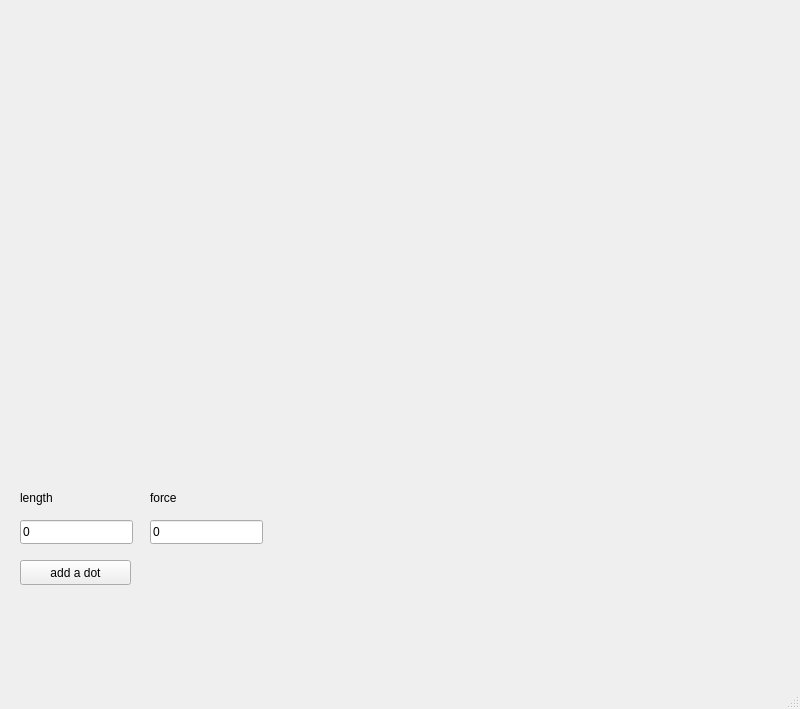
Qt form TensileTest/mainwindow.ui (ILIIH/stretching_machine) before a commit.
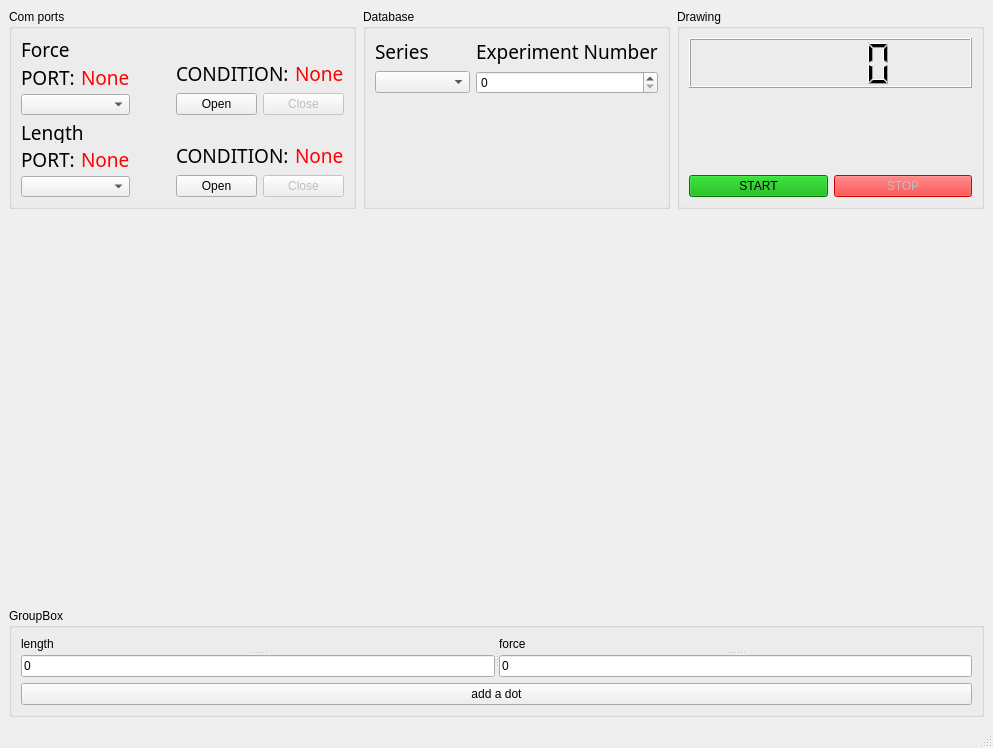
The same form after that commit. Custom widgets are drawn as their Qt base class.

Commit message: add com port

The edit to the form file:
```diff
--- a/TensileTest/mainwindow.ui
+++ b/TensileTest/mainwindow.ui
@@ -6,89 +6,576 @@
    <rect>
     <x>0</x>
     <y>0</y>
-    <width>800</width>
-    <height>709</height>
+    <width>993</width>
+    <height>748</height>
    </rect>
   </property>
   <property name="windowTitle">
    <string>MainWindow</string>
   </property>
   <widget class="QWidget" name="centralwidget">
-   <widget class="QCustomPlot" name="wGraphic" native="true">
-    <property name="geometry">
-     <rect>
-      <x>11</x>
-      <y>11</y>
-      <width>778</width>
-      <height>421</height>
-     </rect>
-    </property>
-   </widget>
-   <widget class="QLineEdit" name="length">
-    <property name="geometry">
-     <rect>
-      <x>20</x>
-      <y>520</y>
-      <width>113</width>
-      <height>24</height>
-     </rect>
-    </property>
-    <property name="text">
-     <string>0</string>
-    </property>
-   </widget>
-   <widget class="QPushButton" name="addDot">
-    <property name="geometry">
-     <rect>
-      <x>20</x>
-      <y>560</y>
-      <width>111</width>
-      <height>25</height>
-     </rect>
-    </property>
-    <property name="text">
-     <string>add a dot</string>
-    </property>
-   </widget>
-   <widget class="QLineEdit" name="force">
-    <property name="geometry">
-     <rect>
-      <x>150</x>
-      <y>520</y>
-      <width>113</width>
-      <height>24</height>
-     </rect>
-    </property>
-    <property name="text">
-     <string>0</string>
-    </property>
-   </widget>
-   <widget class="QLabel" name="label">
-    <property name="geometry">
-     <rect>
-      <x>20</x>
-      <y>490</y>
-      <width>56</width>
-      <height>16</height>
-     </rect>
-    </property>
-    <property name="text">
-     <string>length</string>
-    </property>
-   </widget>
-   <widget class="QLabel" name="label_2">
-    <property name="geometry">
-     <rect>
-      <x>150</x>
-      <y>490</y>
-      <width>56</width>
-      <height>16</height>
-     </rect>
-    </property>
-    <property name="text">
-     <string>force</string>
-    </property>
-   </widget>
+   <layout class="QVBoxLayout" name="verticalLayout_11">
+    <item>
+     <layout class="QVBoxLayout" name="verticalLayout_10">
+      <property name="sizeConstraint">
+       <enum>QLayout::SetDefaultConstraint</enum>
+      </property>
+      <item>
+       <layout class="QHBoxLayout" name="horizontalLayout_14">
+        <property name="spacing">
+         <number>7</number>
+        </property>
+        <property name="sizeConstraint">
+         <enum>QLayout::SetDefaultConstraint</enum>
+        </property>
+        <property name="bottomMargin">
+         <number>20</number>
+        </property>
+        <item>
+         <widget class="QGroupBox" name="groupBox">
+          <property name="maximumSize">
+           <size>
+            <width>16777215</width>
+            <height>200</height>
+           </size>
+          </property>
+          <property name="title">
+           <string>Com ports</string>
+          </property>
+          <layout class="QHBoxLayout" name="horizontalLayout_11">
+           <item>
+            <layout class="QVBoxLayout" name="verticalLayout_5">
+             <item>
+              <layout class="QHBoxLayout" name="horizontalLayout_4">
+               <property name="sizeConstraint">
+                <enum>QLayout::SetDefaultConstraint</enum>
+               </property>
+               <item>
+                <layout class="QVBoxLayout" name="verticalLayout">
+                 <item>
+                  <widget class="QLabel" name="taskForce">
+                   <property name="font">
+                    <font>
+                     <family>Agency FB</family>
+                     <pointsize>14</pointsize>
+                    </font>
+                   </property>
+                   <property name="text">
+                    <string>Force</string>
+                   </property>
+                  </widget>
+                 </item>
+                 <item>
+                  <layout class="QHBoxLayout" name="horizontalLayout">
+                   <item>
+                    <widget class="QLabel" name="portForce">
+                     <property name="font">
+                      <font>
+                       <family>Agency FB</family>
+                       <pointsize>14</pointsize>
+                      </font>
+                     </property>
+                     <property name="text">
+                      <string>PORT:</string>
+                     </property>
+                    </widget>
+                   </item>
+                   <item>
+                    <widget class="QLabel" name="labelPortForce">
+                     <property name="font">
+                      <font>
+                       <family>Agency FB</family>
+                       <pointsize>14</pointsize>
+                      </font>
+                     </property>
+                     <property name="styleSheet">
+                      <string notr="true">color: rgb(255, 0, 0);</string>
+                     </property>
+                     <property name="text">
+                      <string>None</string>
+                     </property>
+                    </widget>
+                   </item>
+                  </layout>
+                 </item>
+                 <item>
+                  <widget class="QComboBox" name="comLForce"/>
+                 </item>
+                </layout>
+               </item>
+               <item>
+                <spacer name="horizontalSpacer">
+                 <property name="orientation">
+                  <enum>Qt::Horizontal</enum>
+                 </property>
+                 <property name="sizeType">
+                  <enum>QSizePolicy::Maximum</enum>
+                 </property>
+                 <property name="sizeHint" stdset="0">
+                  <size>
+                   <width>40</width>
+                   <height>20</height>
+                  </size>
+                 </property>
+                </spacer>
+               </item>
+               <item>
+                <layout class="QVBoxLayout" name="verticalLayout_2">
+                 <item>
+                  <spacer name="verticalSpacer">
+                   <property name="orientation">
+                    <enum>Qt::Vertical</enum>
+                   </property>
+                   <property name="sizeType">
+                    <enum>QSizePolicy::Maximum</enum>
+                   </property>
+                   <property name="sizeHint" stdset="0">
+                    <size>
+                     <width>20</width>
+                     <height>40</height>
+                    </size>
+                   </property>
+                  </spacer>
+                 </item>
+                 <item>
+                  <layout class="QHBoxLayout" name="horizontalLayout_2">
+                   <item>
+                    <widget class="QLabel" name="conditionForce">
+                     <property name="font">
+                      <font>
+                       <family>Agency FB</family>
+                       <pointsize>14</pointsize>
+                      </font>
+                     </property>
+                     <property name="text">
+                      <string>CONDITION:</string>
+                     </property>
+                    </widget>
+                   </item>
+                   <item>
+                    <widget class="QLabel" name="labelConditionForce">
+                     <property name="font">
+                      <font>
+                       <family>Agency FB</family>
+                       <pointsize>14</pointsize>
+                      </font>
+                     </property>
+                     <property name="styleSheet">
+                      <string notr="true">color: rgb(255, 0, 0);</string>
+                     </property>
+                     <property name="text">
+                      <string>None</string>
+                     </property>
+                    </widget>
+                   </item>
+                  </layout>
+                 </item>
+                 <item>
+                  <layout class="QHBoxLayout" name="horizontalLayout_3">
+                   <item>
+                    <widget class="QPushButton" name="openBForce">
+                     <property name="text">
+                      <string>Open</string>
+                     </property>
+                    </widget>
+                   </item>
+                   <item>
+                    <widget class="QPushButton" name="closeBForce">
+                     <property name="enabled">
+                      <bool>false</bool>
+                     </property>
+                     <property name="text">
+                      <string>Close</string>
+                     </property>
+                    </widget>
+                   </item>
+                  </layout>
+                 </item>
+                </layout>
+               </item>
+              </layout>
+             </item>
+             <item>
+              <layout class="QHBoxLayout" name="horizontalLayout_8">
+               <item>
+                <layout class="QVBoxLayout" name="verticalLayout_3">
+                 <item>
+                  <widget class="QLabel" name="taskLength">
+                   <property name="font">
+                    <font>
+                     <family>Agency FB</family>
+                     <pointsize>14</pointsize>
+                    </font>
+                   </property>
+                   <property name="text">
+                    <string>Length</string>
+                   </property>
+                  </widget>
+                 </item>
+                 <item>
+                  <layout class="QHBoxLayout" name="horizontalLayout_5">
+                   <item>
+                    <widget class="QLabel" name="portLength">
+                     <property name="font">
+                      <font>
+                       <family>Agency FB</family>
+                       <pointsize>14</pointsize>
+                      </font>
+                     </property>
+                     <property name="text">
+                      <string>PORT:</string>
+                     </property>
+                    </widget>
+                   </item>
+                   <item>
+                    <widget class="QLabel" name="labelPortLength">
+                     <property name="font">
+                      <font>
+                       <family>Agency FB</family>
+                       <pointsize>14</pointsize>
+                      </font>
+                     </property>
+                     <property name="styleSheet">
+                      <string notr="true">color: rgb(255, 0, 0);</string>
+                     </property>
+                     <property name="text">
+                      <string>None</string>
+                     </property>
+                    </widget>
+                   </item>
+                  </layout>
+                 </item>
+                 <item>
+                  <widget class="QComboBox" name="comLLength"/>
+                 </item>
+                </layout>
+               </item>
+               <item>
+                <spacer name="horizontalSpacer_2">
+                 <property name="orientation">
+                  <enum>Qt::Horizontal</enum>
+                 </property>
+                 <property name="sizeType">
+                  <enum>QSizePolicy::Maximum</enum>
+                 </property>
+                 <property name="sizeHint" stdset="0">
+                  <size>
+                   <width>40</width>
+                   <height>20</height>
+                  </size>
+                 </property>
+                </spacer>
+               </item>
+               <item>
+                <layout class="QVBoxLayout" name="verticalLayout_4">
+                 <item>
+                  <spacer name="verticalSpacer_2">
+                   <property name="orientation">
+                    <enum>Qt::Vertical</enum>
+                   </property>
+                   <property name="sizeType">
+                    <enum>QSizePolicy::Maximum</enum>
+                   </property>
+                   <property name="sizeHint" stdset="0">
+                    <size>
+                     <width>20</width>
+                     <height>40</height>
+                    </size>
+                   </property>
+                  </spacer>
+                 </item>
+                 <item>
+                  <layout class="QHBoxLayout" name="horizontalLayout_6">
+                   <item>
+                    <widget class="QLabel" name="conditionLength">
+                     <property name="font">
+                      <font>
+                       <family>Agency FB</family>
+                       <pointsize>14</pointsize>
+                      </font>
+                     </property>
+                     <property name="text">
+                      <string>CONDITION:</string>
+                     </property>
+                    </widget>
+                   </item>
+                   <item>
+                    <widget class="QLabel" name="labelConditionLength">
+                     <property name="font">
+                      <font>
+                       <family>Agency FB</family>
+                       <pointsize>14</pointsize>
+                      </font>
+                     </property>
+                     <property name="styleSheet">
+                      <string notr="true">color: rgb(255, 0, 0);</string>
+                     </property>
+                     <property name="text">
+                      <string>None</string>
+                     </property>
+                    </widget>
+                   </item>
+                  </layout>
+                 </item>
+                 <item>
+                  <layout class="QHBoxLayout" name="horizontalLayout_7">
+                   <item>
+                    <widget class="QPushButton" name="openBLength">
+                     <property name="text">
+                      <string>Open</string>
+                     </property>
+                    </widget>
+                   </item>
+                   <item>
+                    <widget class="QPushButton" name="closeBLength">
+                     <property name="enabled">
+                      <bool>false</bool>
+                     </property>
+                     <property name="text">
+                      <string>Close</string>
+                     </property>
+                    </widget>
+                   </item>
+                  </layout>
+                 </item>
+                </layout>
+               </item>
+              </layout>
+             </item>
+            </layout>
+           </item>
+          </layout>
+         </widget>
+        </item>
+        <item>
+         <widget class="QGroupBox" name="groupBox_2">
+          <property name="maximumSize">
+           <size>
+            <width>16777215</width>
+            <height>200</height>
+           </size>
+          </property>
+          <property name="title">
+           <string>Database</string>
+          </property>
+          <layout class="QHBoxLayout" name="horizontalLayout_13">
+           <item>
+            <layout class="QHBoxLayout" name="horizontalLayout_12">
+             <item>
+              <layout class="QVBoxLayout" name="verticalLayout_6">
+               <item>
+                <widget class="QLabel" name="labelSet">
+                 <property name="font">
+                  <font>
+                   <family>Agency FB</family>
+                   <pointsize>14</pointsize>
+                  </font>
+                 </property>
+                 <property name="text">
+                  <string>Series</string>
+                 </property>
+                </widget>
+               </item>
+               <item>
+                <widget class="QComboBox" name="comSet"/>
+               </item>
+               <item>
+                <spacer name="verticalSpacer_4">
+                 <property name="orientation">
+                  <enum>Qt::Vertical</enum>
+                 </property>
+                 <property name="sizeHint" stdset="0">
+                  <size>
+                   <width>20</width>
+                   <height>40</height>
+                  </size>
+                 </property>
+                </spacer>
+               </item>
+              </layout>
+             </item>
+             <item>
+              <layout class="QVBoxLayout" name="verticalLayout_7">
+               <item>
+                <widget class="QLabel" name="labelSet_2">
+                 <property name="font">
+                  <font>
+                   <family>Agency FB</family>
+                   <pointsize>14</pointsize>
+                  </font>
+                 </property>
+                 <property name="text">
+                  <string>Experiment Number</string>
+                 </property>
+                </widget>
+               </item>
+               <item>
+                <widget class="QSpinBox" name="spinBox"/>
+               </item>
+               <item>
+                <spacer name="verticalSpacer_5">
+                 <property name="orientation">
+                  <enum>Qt::Vertical</enum>
+                 </property>
+                 <property name="sizeHint" stdset="0">
+                  <size>
+                   <width>20</width>
+                   <height>40</height>
+                  </size>
+                 </property>
+                </spacer>
+               </item>
+              </layout>
+             </item>
+            </layout>
+           </item>
+          </layout>
+         </widget>
+        </item>
+        <item>
+         <widget class="QGroupBox" name="groupBox_3">
+          <property name="maximumSize">
+           <size>
+            <width>16777215</width>
+            <height>200</height>
+           </size>
+          </property>
+          <property name="title">
+           <string>Drawing</string>
+          </property>
+          <layout class="QHBoxLayout" name="horizontalLayout_10">
+           <item>
+            <layout class="QVBoxLayout" name="verticalLayout_8">
+             <item>
+              <widget class="QLCDNumber" name="lcdN">
+               <property name="minimumSize">
+                <size>
+                 <width>0</width>
+                 <height>50</height>
+                </size>
+               </property>
+              </widget>
+             </item>
+             <item>
+              <spacer name="verticalSpacer_3">
+               <property name="orientation">
+                <enum>Qt::Vertical</enum>
+               </property>
+               <property name="sizeType">
+                <enum>QSizePolicy::Maximum</enum>
+               </property>
+               <property name="sizeHint" stdset="0">
+                <size>
+                 <width>20</width>
+                 <height>110</height>
+                </size>
+               </property>
+              </spacer>
+             </item>
+             <item>
+              <layout class="QHBoxLayout" name="horizontalLayout_9">
+               <item>
+                <widget class="QPushButton" name="drawB">
+                 <property name="styleSheet">
+                  <string notr="true">background-color: rgb(0, 170, 0);</string>
+                 </property>
+                 <property name="text">
+                  <string>START</string>
+                 </property>
+                </widget>
+               </item>
+               <item>
+                <widget class="QPushButton" name="stopDB">
+                 <property name="enabled">
+                  <bool>false</bool>
+                 </property>
+                 <property name="styleSheet">
+                  <string notr="true">background-color: rgb(255, 0, 0);</string>
+                 </property>
+                 <property name="text">
+                  <string>STOP</string>
+                 </property>
+                </widget>
+               </item>
+              </layout>
+             </item>
+            </layout>
+           </item>
+          </layout>
+         </widget>
+        </item>
+       </layout>
+      </item>
+      <item>
+       <widget class="QCustomPlot" name="wGraphic" native="true">
+        <property name="minimumSize">
+         <size>
+          <width>0</width>
+          <height>240</height>
+         </size>
+        </property>
+       </widget>
+      </item>
+     </layout>
+    </item>
+    <item>
+     <widget class="QGroupBox" name="groupBox_4">
+      <property name="title">
+       <string>GroupBox</string>
+      </property>
+      <layout class="QHBoxLayout" name="horizontalLayout_15">
+       <item>
+        <layout class="QVBoxLayout" name="verticalLayout_9">
+         <item>
+          <widget class="QSplitter" name="splitter_4">
+           <property name="orientation">
+            <enum>Qt::Horizontal</enum>
+           </property>
+           <widget class="QSplitter" name="splitter_2">
+            <property name="orientation">
+             <enum>Qt::Vertical</enum>
+            </property>
+            <widget class="QLabel" name="label">
+             <property name="text">
+              <string>length</string>
+             </property>
+            </widget>
+            <widget class="QLineEdit" name="length">
+             <property name="text">
+              <string>0</string>
+             </property>
+            </widget>
+           </widget>
+           <widget class="QSplitter" name="splitter_3">
+            <property name="orientation">
+             <enum>Qt::Vertical</enum>
+            </property>
+            <widget class="QLabel" name="label_2">
+             <property name="text">
+              <string>force</string>
+             </property>
+            </widget>
+            <widget class="QLineEdit" name="force">
+             <property name="text">
+              <string>0</string>
+             </property>
+            </widget>
+           </widget>
+          </widget>
+         </item>
+         <item>
+          <widget class="QPushButton" name="addDot">
+           <property name="text">
+            <string>add a dot</string>
+           </property>
+          </widget>
+         </item>
+        </layout>
+       </item>
+      </layout>
+     </widget>
+    </item>
+   </layout>
   </widget>
   <widget class="QMenuBar" name="menubar">
    <property name="geometry">
```
Left out of the diff: 2 changed lines with no effect on the pictures. The commit also changes 21 other files.
